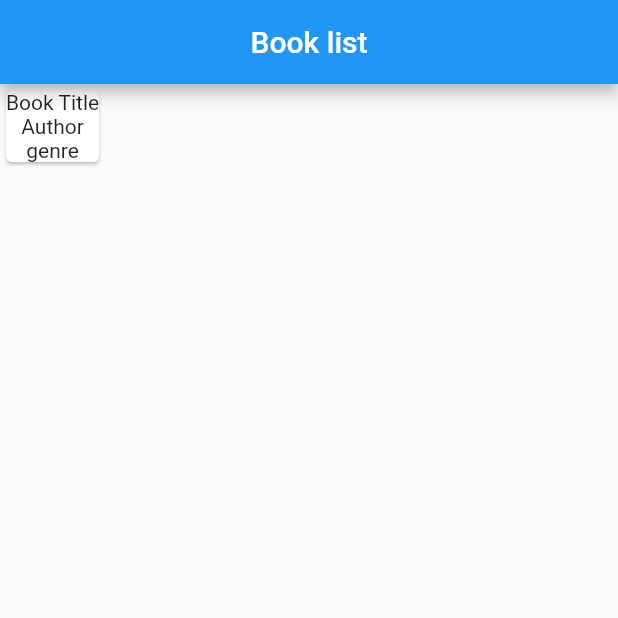
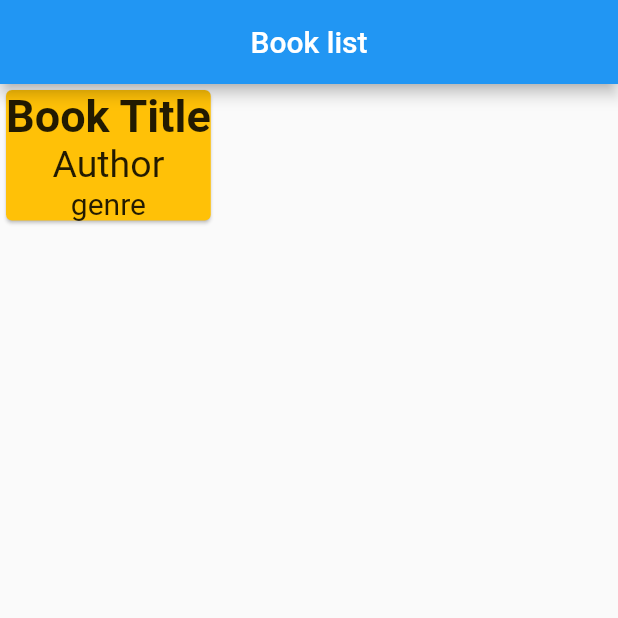
Before and after one commit to Aziz-albelushi02/coded_project_library_pair, a Flutter app: the screen it shows after launch, on a phone screen of 412 x 824 dp, the top half of it. Run offline on Flutter 3.47's test engine with Material 2 defaults, Android fonts, the phone set to English and light mode, and no system bars.

Commit message:
styled text widgets

```diff
--- a/lib/pages/home_page.dart
+++ b/lib/pages/home_page.dart
@@ -11,9 +11,21 @@ class HomePage extends StatelessWidget {
       appBar: AppBar(
         title: Text("Book list"),
         centerTitle: true,
-      ),body: Column(
+      ),
+      // body
+      body: Column(
+        crossAxisAlignment: CrossAxisAlignment.center,
         children: [
-          Card(child: Column(children: [Text("Book Title"), Text("Author"), Text("genre") ],)),
+          Card(
+            color: Colors.amber,
+            child: Column(
+              children: [
+                Text("Book Title", style: TextStyle(fontSize: 30, fontWeight: FontWeight.bold),),
+                Text("Author", style: TextStyle(fontSize: 25),),
+                Text("genre", style: TextStyle(fontSize: 20)),
+                ]
+                )
+                ),
         ],
       ),
     );
```
